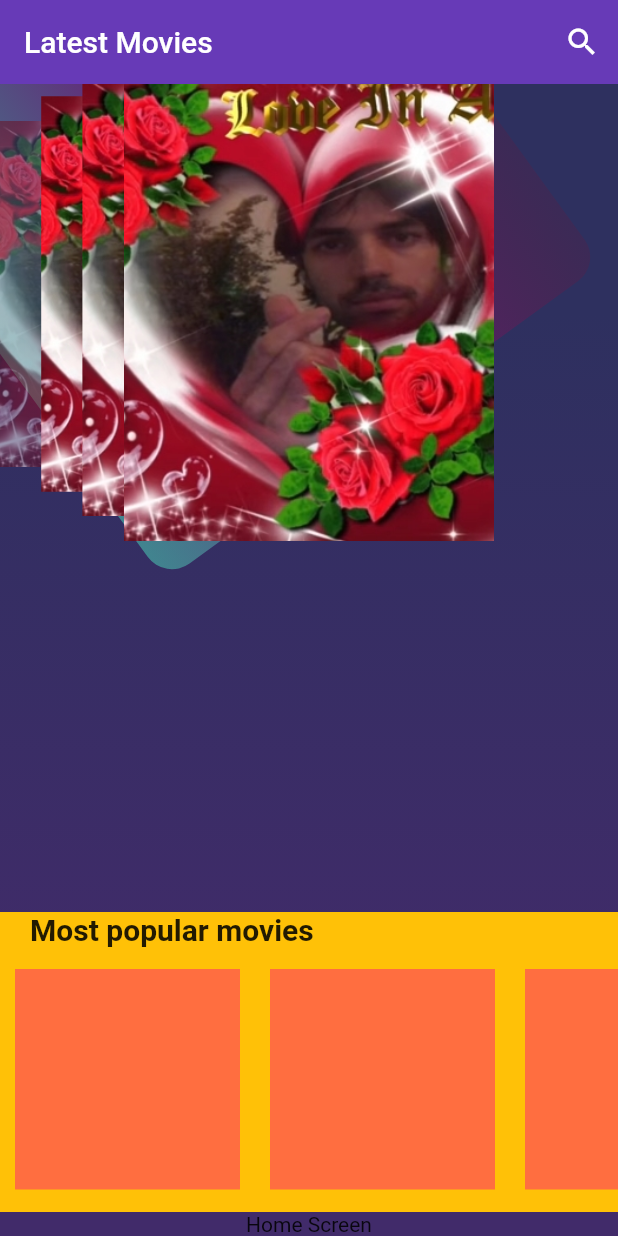
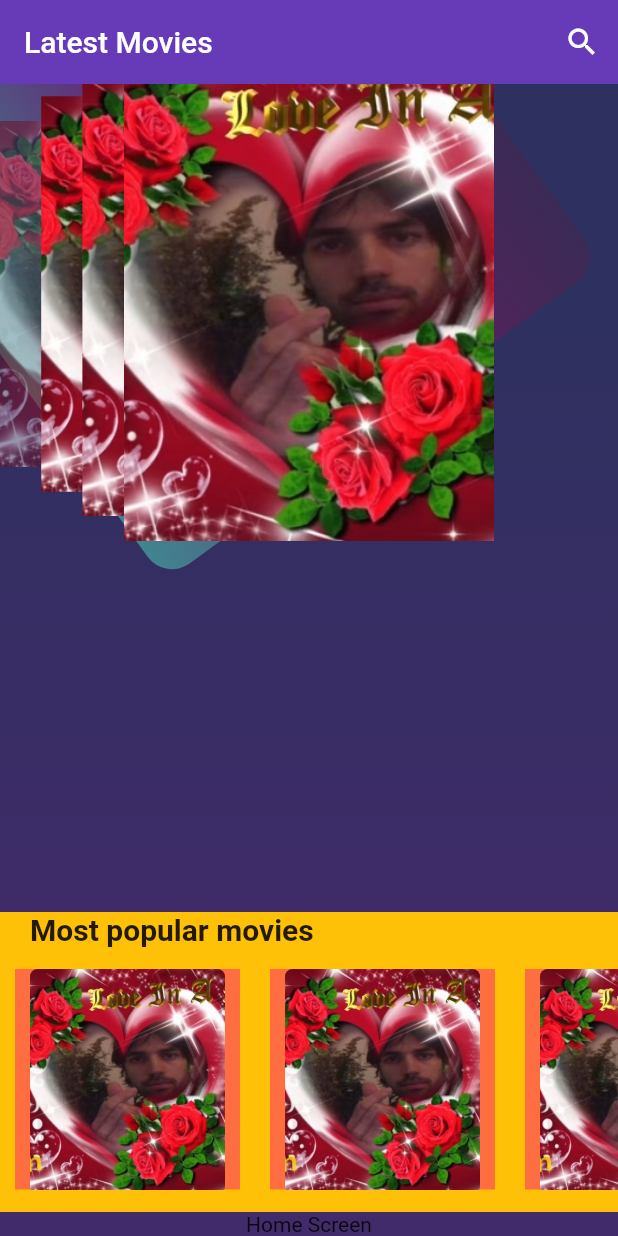
Before and after one commit to CelesteRenteria/movies_new, a Flutter app: the screen it shows after launch, scrolled down 272 dp, on a phone screen of 412 x 824 dp. Run offline on Flutter 3.47's test engine with Material 2 defaults, Android fonts, the phone set to English and light mode, and no system bars; drawn by our look-alikes of card_swiper.

Commit message:
customslider

```diff
--- a/lib/widgets/custom_slider.dart
+++ b/lib/widgets/custom_slider.dart
@@ -12,26 +12,49 @@ class CustomSlider extends StatelessWidget {
       child: Column(
         crossAxisAlignment: CrossAxisAlignment.start,
         children: [
-          const Padding(padding: EdgeInsets.symmetric(horizontal: 20),
-          child: Text("Most popular movies", style: TextStyle(fontSize: 20, fontWeight: FontWeight.bold))
-          ),
+          const Padding(
+              padding: EdgeInsets.symmetric(horizontal: 20),
+              child: Text("Most popular movies",
+                  style: TextStyle(fontSize: 20, fontWeight: FontWeight.bold))),
           Expanded(
-            child:
-            ListView.builder(
+              child: ListView.builder(
                   scrollDirection: Axis.horizontal,
                   itemCount: 10,
-            itemBuilder:(_,int index){
+                  itemBuilder: (_, int index) {
                     return Container(
                       width: 150,
                       height: 170,
                       color: Colors.deepOrangeAccent,
-                margin: const EdgeInsets.symmetric(horizontal: 10, vertical: 15),
+                      margin: const EdgeInsets.symmetric(
+                          horizontal: 10, vertical: 15),
+                      child: SingleChildScrollView(
+                        child: Column(children: [
+                          GestureDetector(
+                            onTap: () => Navigator.pushNamed(context, 'details',
+                                arguments: 'variables'),
+                            child: ClipRRect(
+                              borderRadius: BorderRadius.circular(5),
+                              child: const FadeInImage(
+                                width: 130,
+                                height: 150,
+                                placeholder: AssetImage('assets/image.jpeg'),
+                                image: AssetImage('assets/cats.jpg'),
+                                fit: BoxFit.cover,
+                              ),
+                            ),
+                          ),
+                          const Text(
+                            'Movies Title',
+                            overflow: TextOverflow.ellipsis,
+                            textAlign: TextAlign.center,
+                            maxLines: 2,
+                          )
+                        ]
+                            //TMDB/Settings/Profile/API/Key
+                            ),
+                      ),
                     );
-            }
-          )
-          ),
-
-
+                  })),
         ],
       ),
     );
```
Lines whose indentation alone changed are shown as unchanged.
